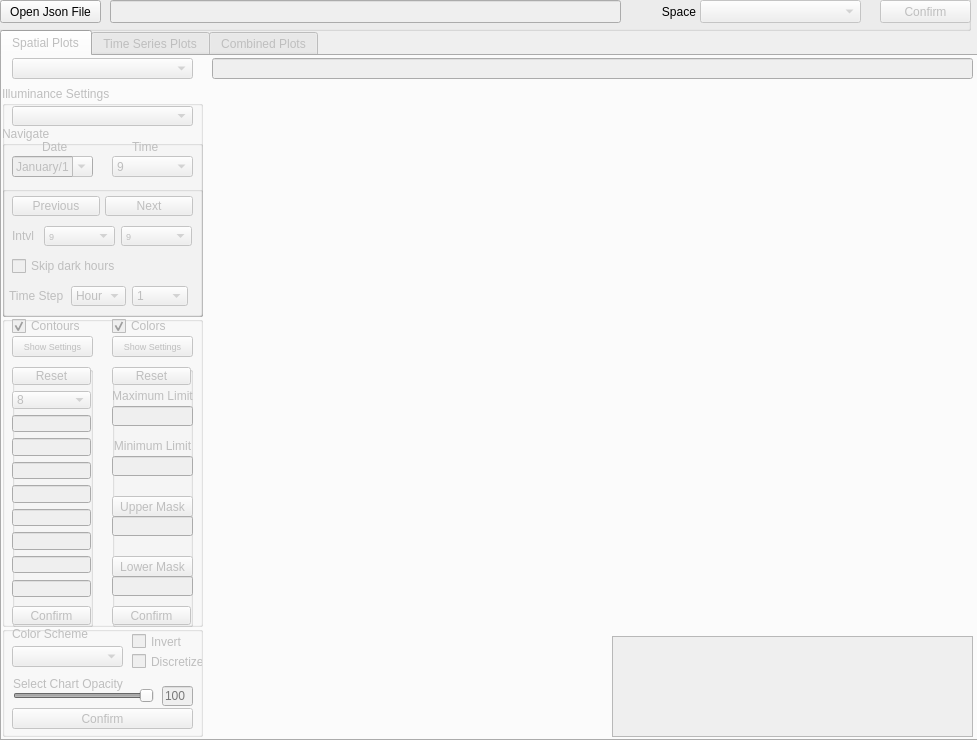
The window that StadicViewer/vis/ui/ui1.ui (sariths/stadicViewer) describes before a commit, drawn with Qt 5.
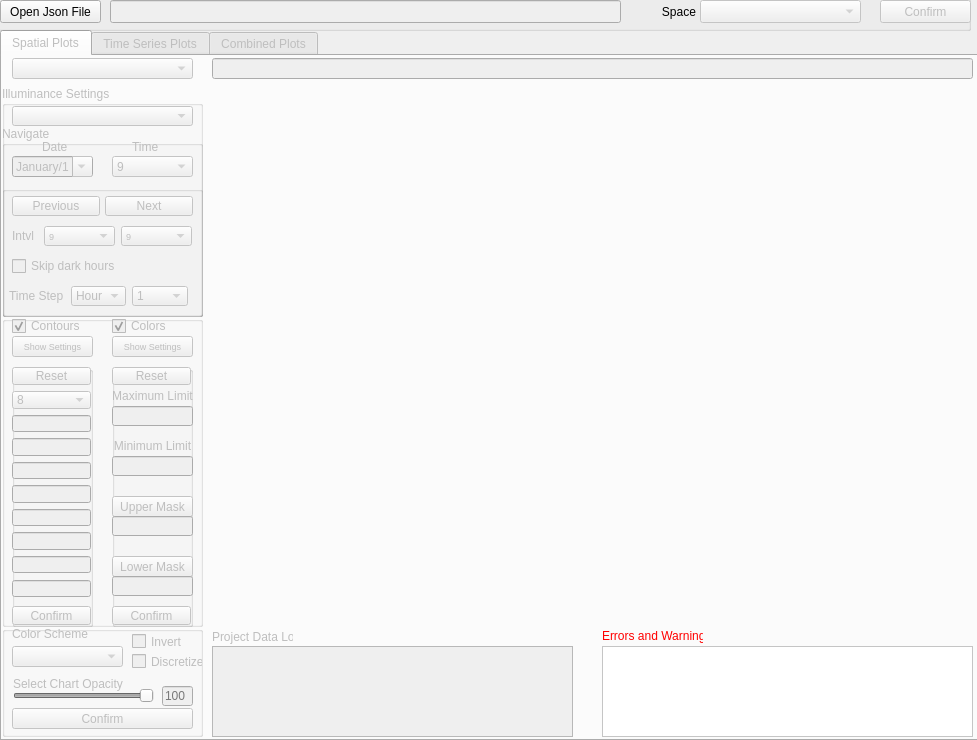
The same window after the commit.

Commit message: Missing Json Keys, Error Message 1. Add try-except cases for when shade settings are missing from json file. 2. Added an additional textmessage box that will be visible when there are errors in the json file or points file.

```diff
--- a/StadicViewer/vis/ui/ui1.ui
+++ b/StadicViewer/vis/ui/ui1.ui
@@ -1038,10 +1038,10 @@
     <widget class="QTextBrowser" name="txtSpaceMsgBox">
      <property name="geometry">
       <rect>
-       <x>610</x>
-       <y>580</y>
+       <x>210</x>
+       <y>590</y>
        <width>361</width>
-       <height>101</height>
+       <height>91</height>
       </rect>
      </property>
      <property name="font">
@@ -1697,6 +1697,57 @@
       </property>
      </widget>
     </widget>
+    <widget class="QTextBrowser" name="txtSpaceErrorBox">
+     <property name="geometry">
+      <rect>
+       <x>600</x>
+       <y>590</y>
+       <width>371</width>
+       <height>91</height>
+      </rect>
+     </property>
+     <property name="styleSheet">
+      <string notr="true">background-color: rgb(255, 255, 255);
+color: rgb(255, 0, 0);</string>
+     </property>
+     <property name="html">
+      <string>&lt;!DOCTYPE HTML PUBLIC &quot;-//W3C//DTD HTML 4.0//EN&quot; &quot;http://www.w3.org/TR/REC-html40/strict.dtd&quot;&gt;
+&lt;html&gt;&lt;head&gt;&lt;meta name=&quot;qrichtext&quot; content=&quot;1&quot; /&gt;&lt;style type=&quot;text/css&quot;&gt;
+p, li { white-space: pre-wrap; }
+&lt;/style&gt;&lt;/head&gt;&lt;body style=&quot; font-family:'MS Shell Dlg 2'; font-size:8.25pt; font-weight:400; font-style:normal;&quot;&gt;
+&lt;p style=&quot;-qt-paragraph-type:empty; margin-top:0px; margin-bottom:0px; margin-left:0px; margin-right:0px; -qt-block-indent:0; text-indent:0px; font-size:8pt;&quot;&gt;&lt;br /&gt;&lt;/p&gt;&lt;/body&gt;&lt;/html&gt;</string>
+     </property>
+    </widget>
+    <widget class="QLabel" name="lblSpaceProjectLog">
+     <property name="geometry">
+      <rect>
+       <x>210</x>
+       <y>571</y>
+       <width>81</width>
+       <height>20</height>
+      </rect>
+     </property>
+     <property name="text">
+      <string>Project Data Log</string>
+     </property>
+    </widget>
+    <widget class="QLabel" name="lblSpaceErrorLog">
+     <property name="geometry">
+      <rect>
+       <x>600</x>
+       <y>570</y>
+       <width>101</width>
+       <height>20</height>
+      </rect>
+     </property>
+     <property name="styleSheet">
+      <string notr="true">color: rgb(255, 0, 0);
+font: 75 8pt &quot;MS Shell Dlg 2&quot;;</string>
+     </property>
+     <property name="text">
+      <string>Errors and Warnings</string>
+     </property>
+    </widget>
    </widget>
    <widget class="QWidget" name="tabTimeSeries">
     <attribute name="title">
```
Left out of the diff: 2 changed lines with no effect on the pictures. The commit also changes 7 other files.
